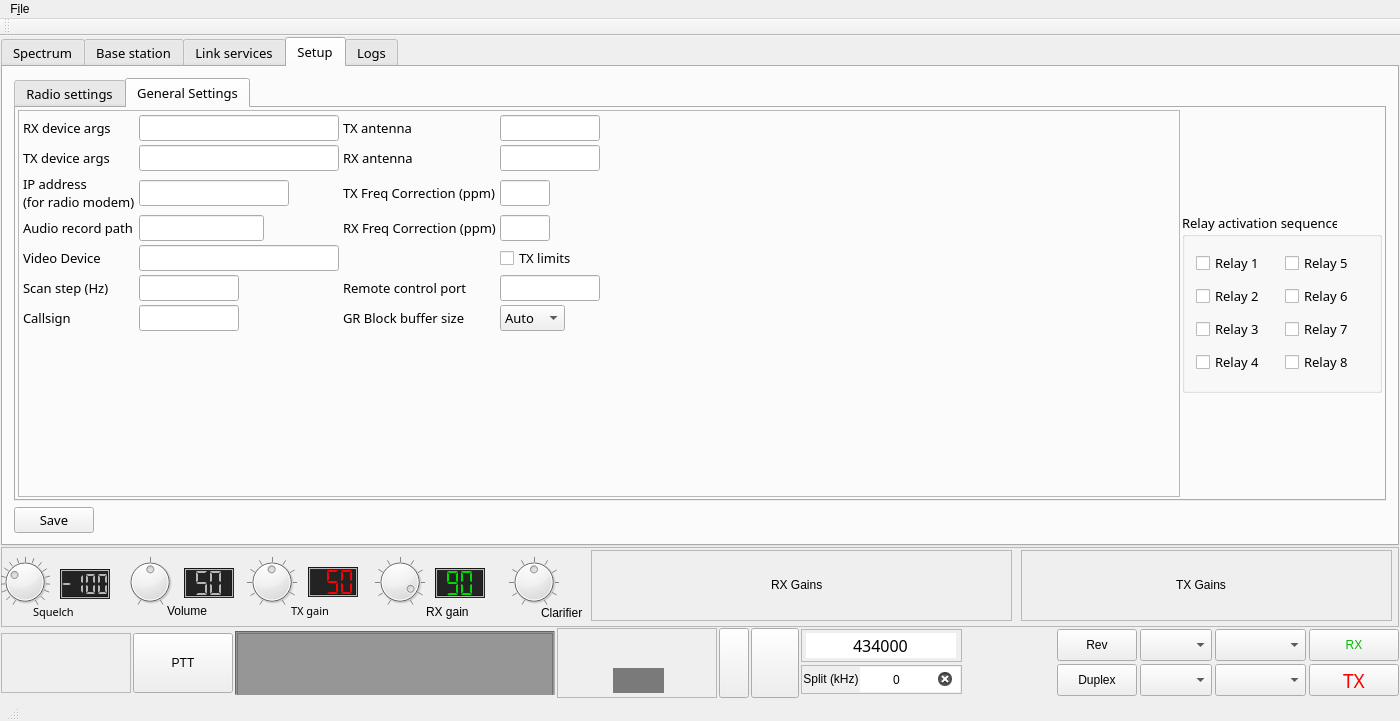
This is mainwindow.ui in qradiolink/qradiolink as Qt 5 draws it before an edit. The edited form follows.
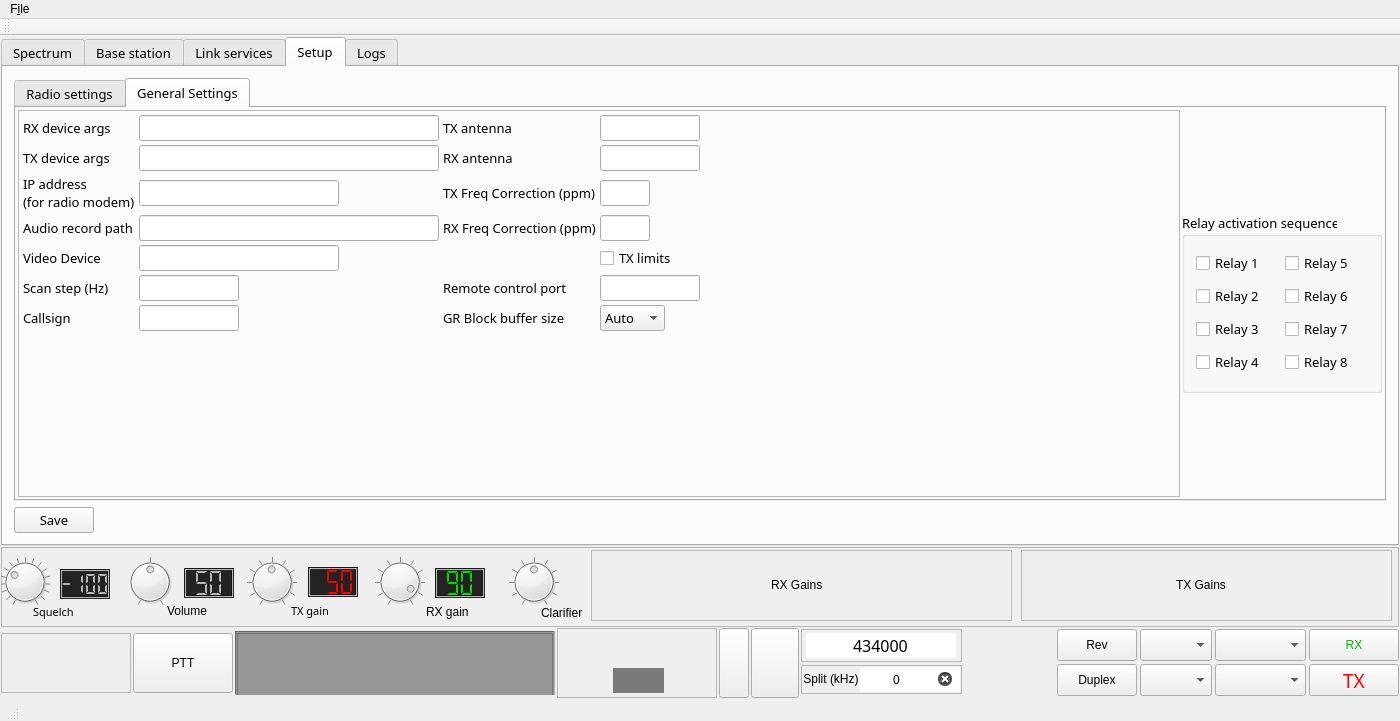
This is the edited form. The open tabs and pages were chosen to show the change. Icons and pictures are not drawn. Custom widgets are drawn as their Qt base class.

Commit message: Increase device settings field sizes and configure better defaults

Patch:
```diff
--- a/mainwindow.ui
+++ b/mainwindow.ui
@@ -3624,7 +3624,7 @@
                    </property>
                    <property name="maximumSize">
                     <size>
-                     <width>150</width>
+                     <width>200</width>
                      <height>16777215</height>
                     </size>
                    </property>
@@ -3689,7 +3689,7 @@
                    </property>
                    <property name="minimumSize">
                     <size>
-                     <width>200</width>
+                     <width>300</width>
                      <height>0</height>
                     </size>
                    </property>
@@ -3716,6 +3716,12 @@
                      <verstretch>0</verstretch>
                     </sizepolicy>
                    </property>
+                   <property name="maximumSize">
+                    <size>
+                     <width>300</width>
+                     <height>16777215</height>
+                    </size>
+                   </property>
                   </widget>
                  </item>
                  <item row="4" column="1">
@@ -3796,7 +3802,7 @@
                    </property>
                    <property name="minimumSize">
                     <size>
-                     <width>200</width>
+                     <width>300</width>
                      <height>0</height>
                     </size>
                    </property>
```
Left out of the diff: 9 changed lines with no effect on the pictures. The commit also changes 1 other file.
